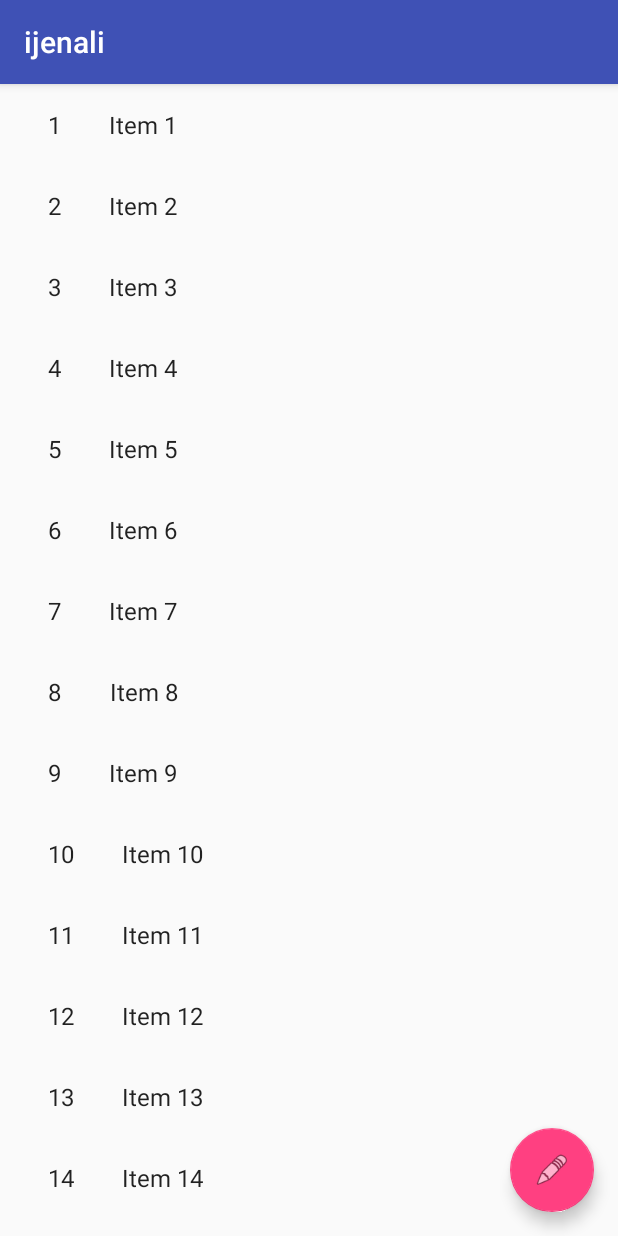
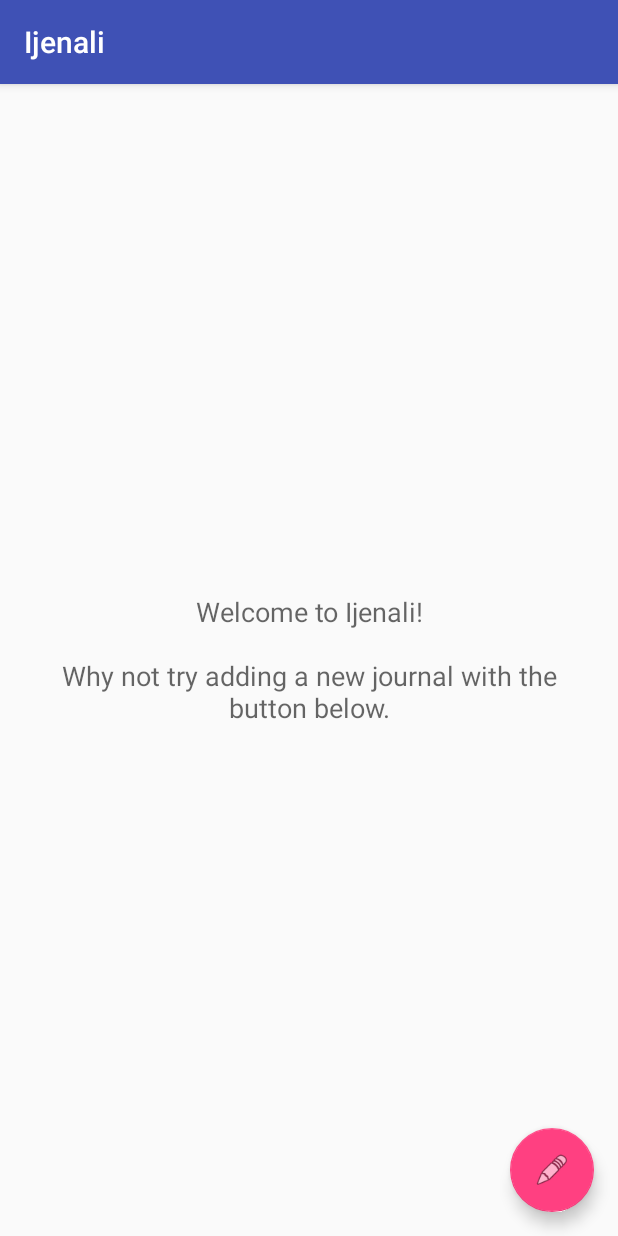
Before and after one commit to mobiRic/alc_journal, an Android app: the screen it shows after launch (JournalListActivity), on a phone screen of 412 x 824 dp. Run offline under Robolectric (Android 15) with nearby library versions, the phone set to English and light mode, and no system bars; libraries missing offline, so code that uses them is left out: com.crashlytics.android, io.fabric.sdk; 1 statement that could not run was skipped.

Commit message:
Update adapter for Journal Entry details
Removes all dummy content from the app.

```diff
--- a/app/src/main/java/mobi/glowworm/journal/JournalAdapter.java
+++ b/app/src/main/java/mobi/glowworm/journal/JournalAdapter.java
@@ -1,6 +1,7 @@
 package mobi.glowworm.journal;
 
 import android.support.annotation.NonNull;
+import android.support.annotation.Nullable;
 import android.support.v7.widget.RecyclerView;
 import android.view.LayoutInflater;
 import android.view.View;
@@ -10,23 +11,16 @@ import android.widget.TextView;
 import java.util.List;
 
 import mobi.glowworm.journal.data.model.JournalEntry;
-import mobi.glowworm.journal.dummy.DummyContent;
 
 public class JournalAdapter extends RecyclerView.Adapter<JournalAdapter.ViewHolder> {
 
-    private final List<DummyContent.DummyItem> mValues;
+    @Nullable
+    private final List<JournalEntry> items;
     @NonNull
     private final OnJournalClickListener journalClickListener;
-    private final View.OnClickListener mOnClickListener = new View.OnClickListener() {
-        @Override
-        public void onClick(View view) {
-            DummyContent.DummyItem item = (DummyContent.DummyItem) view.getTag();
-            journalClickListener.onJournalClicked(Integer.parseInt(item.id));
-        }
-    };
 
-    public JournalAdapter(List<DummyContent.DummyItem> items, @NonNull OnJournalClickListener journalClickListener) {
-        mValues = items;
+    public JournalAdapter(@Nullable List<JournalEntry> items, @NonNull OnJournalClickListener journalClickListener) {
+        this.items = items;
         this.journalClickListener = journalClickListener;
     }
 
@@ -40,26 +34,39 @@ public class JournalAdapter extends RecyclerView.Adapter<JournalAdapter.ViewHold
 
     @Override
     public void onBindViewHolder(@NonNull final ViewHolder holder, int position) {
-        holder.mIdView.setText(mValues.get(position).id);
-        holder.mContentView.setText(mValues.get(position).content);
+        @SuppressWarnings("ConstantConditions")
+        JournalEntry entry = items.get(position);
 
-        holder.itemView.setTag(mValues.get(position));
-        holder.itemView.setOnClickListener(mOnClickListener);
+        holder.tvTitle.setText(entry.getTitle());
+        holder.tvSummary.setText(entry.getDescription());
+
+        holder.itemView.setOnClickListener(new View.OnClickListener() {
+            @Override
+            public void onClick(View view) {
+                // TODO change item id to be a long as per previous todo
+                journalClickListener.onJournalClicked((int) getItemId(holder.getAdapterPosition()));
+            }
+        });
     }
 
     @Override
     public int getItemCount() {
-        return mValues.size();
+        return (items != null) ? items.size() : 0;
+    }
+
+    @Override
+    public long getItemId(int position) {
+        return (items != null) ? items.get(position).getId() : DetailActivity.NEW_JOURNAL;
     }
 
     class ViewHolder extends RecyclerView.ViewHolder {
-        final TextView mIdView;
-        final TextView mContentView;
+        final TextView tvTitle;
+        final TextView tvSummary;
 
         ViewHolder(View view) {
             super(view);
-            mIdView = view.findViewById(R.id.id_text);
-            mContentView = view.findViewById(R.id.content);
+            tvTitle = view.findViewById(R.id.tv_journal_title);
+            tvSummary = view.findViewById(R.id.tv_journal_description);
         }
     }
 
--- a/app/src/main/java/mobi/glowworm/journal/JournalListActivity.java
+++ b/app/src/main/java/mobi/glowworm/journal/JournalListActivity.java
@@ -5,12 +5,11 @@ import android.os.Bundle;
 import android.support.annotation.NonNull;
 import android.support.design.widget.FloatingActionButton;
 import android.support.v7.app.AppCompatActivity;
-import android.support.v7.widget.RecyclerView;
 import android.support.v7.widget.Toolbar;
 import android.view.View;
 
 import mobi.glowworm.journal.data.model.JournalEntry;
-import mobi.glowworm.journal.dummy.DummyContent;
+import mobi.glowworm.lib.ui.widget.EmptyRecyclerView;
 
 /**
  * Main activity that shows a list of all {@link JournalEntry}
@@ -24,6 +23,9 @@ import mobi.glowworm.journal.dummy.DummyContent;
  * to be recorded.
  */
 public class JournalListActivity extends AppCompatActivity implements JournalAdapter.OnJournalClickListener {
+
+    @NonNull
+    private EmptyRecyclerView recyclerView;
 
     @Override
     protected void onCreate(Bundle savedInstanceState) {
@@ -42,13 +44,14 @@ public class JournalListActivity extends AppCompatActivity implements JournalAda
             }
         });
 
-        View recyclerView = findViewById(R.id.journal_list);
+        recyclerView = findViewById(R.id.journal_list);
         assert recyclerView != null;
-        setupRecyclerView((RecyclerView) recyclerView);
+        setupRecyclerView();
     }
 
-    private void setupRecyclerView(@NonNull RecyclerView recyclerView) {
-        recyclerView.setAdapter(new JournalAdapter(DummyContent.ITEMS, this));
+    private void setupRecyclerView() {
+        recyclerView.setEmptyView(findViewById(R.id.journal_list_empty_view));
+        recyclerView.setAdapter(new JournalAdapter(null, this));
     }
 
     @Override
--- a/app/src/main/java/mobi/glowworm/journal/dummy/DummyContent.java
+++ /dev/null
@@ -1,72 +0,0 @@
-package mobi.glowworm.journal.dummy;
-
-import java.util.ArrayList;
-import java.util.HashMap;
-import java.util.List;
-import java.util.Map;
-
-/**
- * Helper class for providing sample content for user interfaces created by
- * Android template wizards.
- * <p>
- * TODO: Replace all uses of this class before publishing your app.
- */
-public class DummyContent {
-
-    /**
-     * An array of sample (dummy) items.
-     */
-    public static final List<DummyItem> ITEMS = new ArrayList<DummyItem>();
-
-    /**
-     * A map of sample (dummy) items, by ID.
-     */
-    public static final Map<String, DummyItem> ITEM_MAP = new HashMap<String, DummyItem>();
-
-    private static final int COUNT = 25;
-
-    static {
-        // Add some sample items.
-        for (int i = 1; i <= COUNT; i++) {
-            addItem(createDummyItem(i));
-        }
-    }
-
-    private static void addItem(DummyItem item) {
-        ITEMS.add(item);
-        ITEM_MAP.put(item.id, item);
-    }
-
-    private static DummyItem createDummyItem(int position) {
-        return new DummyItem(String.valueOf(position), "Item " + position, makeDetails(position));
-    }
-
-    private static String makeDetails(int position) {
-        StringBuilder builder = new StringBuilder();
-        builder.append("Details about Item: ").append(position);
-        for (int i = 0; i < position; i++) {
-            builder.append("\nMore details information here.");
-        }
-        return builder.toString();
-    }
-
-    /**
-     * A dummy item representing a piece of content.
-     */
-    public static class DummyItem {
-        public final String id;
-        public final String content;
-        public final String details;
-
-        public DummyItem(String id, String content, String details) {
-            this.id = id;
-            this.content = content;
-            this.details = details;
-        }
-
-        @Override
-        public String toString() {
-            return content;
-        }
-    }
-}
--- a/app/src/main/res/layout/journal_list.xml
+++ b/app/src/main/res/layout/journal_list.xml
@@ -1,7 +1,9 @@
-<mobi.glowworm.lib.ui.widget.EmptyRecyclerView
+<merge
     xmlns:android="http://schemas.android.com/apk/res/android"
     xmlns:app="http://schemas.android.com/apk/res-auto"
-    xmlns:tools="http://schemas.android.com/tools"
+    xmlns:tools="http://schemas.android.com/tools">
+
+    <mobi.glowworm.lib.ui.widget.EmptyRecyclerView
         android:id="@+id/journal_list"
         android:name="mobi.glowworm.journal.JournalEntryListFragment"
         android:layout_width="match_parent"
@@ -11,3 +13,16 @@
         app:layoutManager="LinearLayoutManager"
         tools:context="mobi.glowworm.journal.JournalListActivity"
         tools:listitem="@layout/journal_list_content"/>
+
+    <TextView
+        android:id="@+id/journal_list_empty_view"
+        style="@style/TextAppearance.AppCompat.Medium"
+        android:layout_width="wrap_content"
+        android:layout_height="wrap_content"
+        android:layout_gravity="center"
+        android:gravity="center"
+        android:paddingEnd="@dimen/m32"
+        android:paddingStart="@dimen/m32"
+        android:text="@string/empty_journal_list"
+        />
+</merge>
--- a/app/src/main/res/layout/journal_list_content.xml
+++ b/app/src/main/res/layout/journal_list_content.xml
@@ -1,20 +1,32 @@
-<?xml version="1.0" encoding="utf-8"?>
-<LinearLayout xmlns:android="http://schemas.android.com/apk/res/android"
-              android:layout_width="wrap_content"
-              android:layout_height="wrap_content"
-              android:orientation="horizontal">
+<LinearLayout
+    xmlns:android="http://schemas.android.com/apk/res/android"
+    xmlns:tools="http://schemas.android.com/tools"
+    android:layout_width="match_parent"
+    android:layout_height="wrap_content"
+    android:orientation="vertical"
+    android:paddingBottom="@dimen/activity_vertical_margin"
+    android:paddingEnd="@dimen/activity_horizontal_margin"
+    android:paddingStart="@dimen/activity_horizontal_margin"
+    android:paddingTop="@dimen/activity_vertical_margin">
 
     <TextView
-        android:id="@+id/id_text"
-        android:layout_width="wrap_content"
+        android:id="@+id/tv_journal_title"
+        style="@style/TextAppearance.AppCompat.Large"
+        android:layout_width="match_parent"
         android:layout_height="wrap_content"
-        android:layout_margin="@dimen/text_margin"
-        android:textAppearance="?attr/textAppearanceListItem"/>
+        android:ellipsize="end"
+        android:hint="@string/hint_journal_title"
+        android:maxLines="1"
+        tools:text="It was a sunny day"/>
 
     <TextView
-        android:id="@+id/content"
-        android:layout_width="wrap_content"
+        android:id="@+id/tv_journal_description"
+        style="@style/TextAppearance.AppCompat.Body1"
+        android:layout_width="match_parent"
         android:layout_height="wrap_content"
-        android:layout_margin="@dimen/text_margin"
-        android:textAppearance="?attr/textAppearanceListItem"/>
+        android:ellipsize="end"
+        android:hint="@string/hint_journal_description"
+        android:maxLines="2"
+        tools:text="Today was Friday, and a beautiful summer's day. All the birds were out and about."/>
+
 </LinearLayout>
--- a/app/src/main/res/values/strings.xml
+++ b/app/src/main/res/values/strings.xml
@@ -1,11 +1,12 @@
 <resources>
-    <string name="app_name">ijenali</string>
+    <string name="app_name">Ijenali</string>
 
     <!--Action Items-->
     <string name="action_done_editing">Done</string>
 
     <!--Journal List-->
     <string name="title_journal_list">@string/app_name</string>
+    <string name="empty_journal_list">Welcome to Ijenali!\n\nWhy not try adding a new journal with the button below.</string>
 
     <!--Journal Details-->
     <string name="title_journal_detail">@string/app_name</string>
```
Lines whose indentation alone changed are shown as unchanged.
